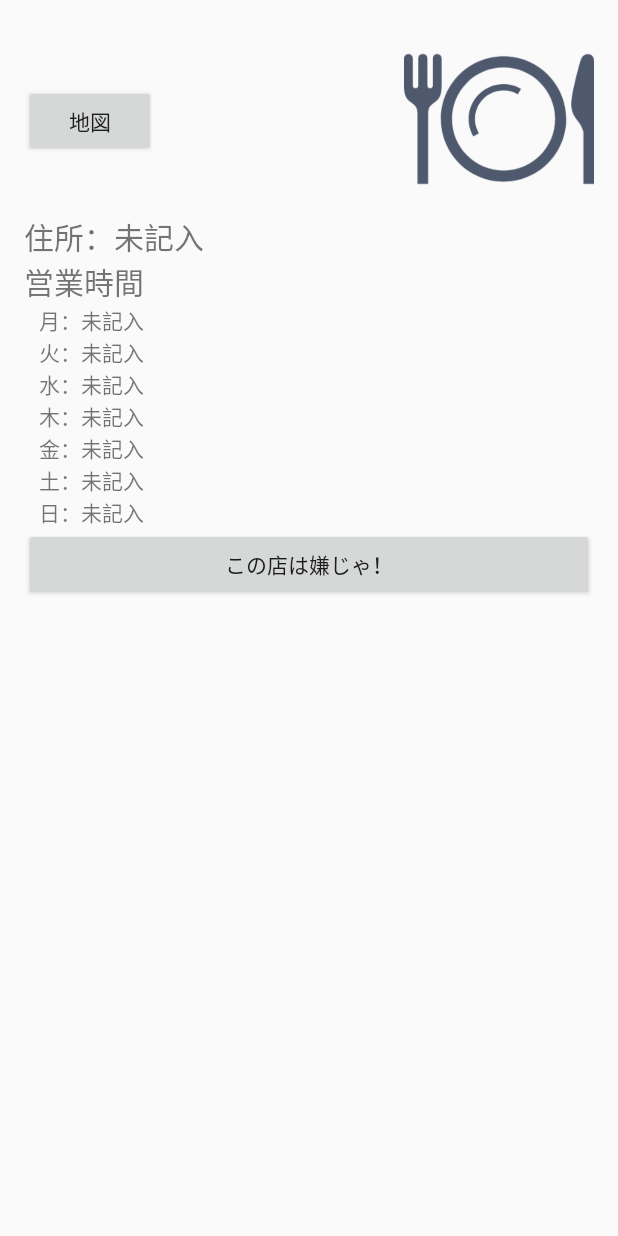
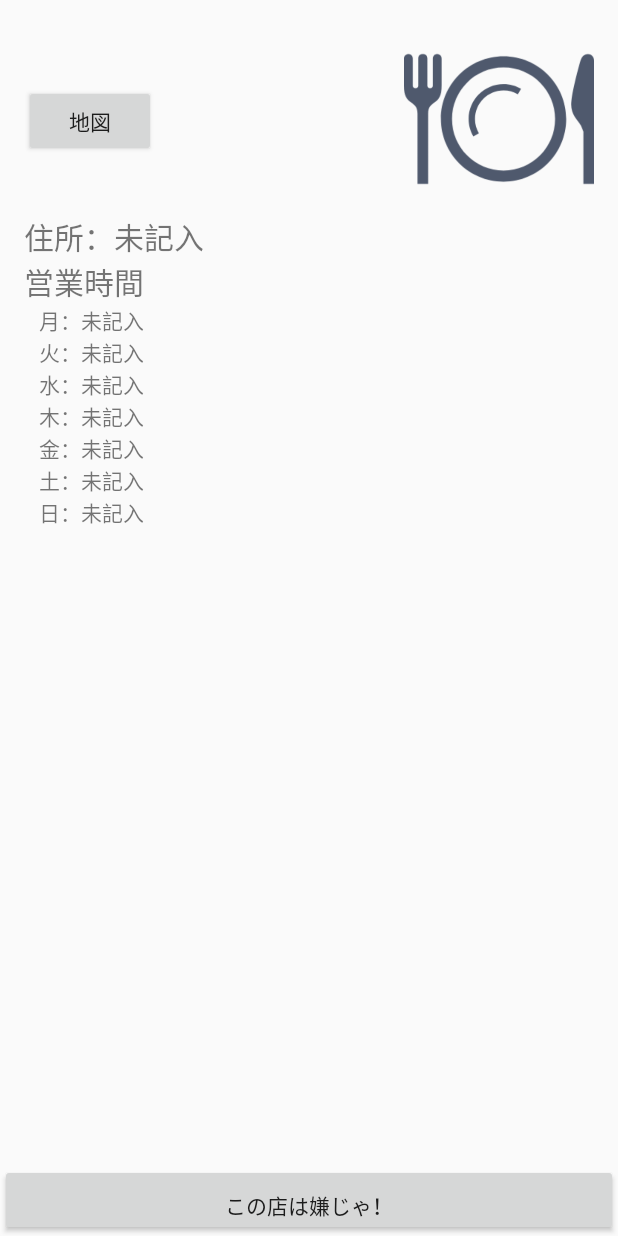
Before and after one commit to kirehashi1224/ITSPFuG202_client, an Android app: the layout fragment_detail_information.xml on its own in the app's theme, with its tools: preview values and no code run, on a phone screen of 412 x 824 dp. Run offline under Robolectric (Android 15) with nearby library versions, the phone set to English and light mode, and no system bars.

Commit message:
この店は嫌じゃボタンを画面下に配置

```diff
--- a/app/src/main/res/layout/fragment_detail_information.xml
+++ b/app/src/main/res/layout/fragment_detail_information.xml
@@ -1,11 +1,20 @@
 <?xml version="1.0" encoding="utf-8"?>
 
-<ScrollView android:layout_height="match_parent"
-    android:layout_width="match_parent"
-    xmlns:android="http://schemas.android.com/apk/res/android">
-    <LinearLayout xmlns:android="http://schemas.android.com/apk/res/android"
+<RelativeLayout
+    xmlns:android="http://schemas.android.com/apk/res/android"
     xmlns:app="http://schemas.android.com/apk/res-auto"
     xmlns:tools="http://schemas.android.com/tools"
+    android:layout_width="match_parent"
+    android:layout_height="match_parent"
+    android:orientation="vertical">
+
+    <ScrollView
+        android:id="@+id/scrollDetail"
+        android:layout_height="match_parent"
+        android:layout_width="match_parent"
+        android:layout_above="@id/redraw_button"
+        xmlns:android="http://schemas.android.com/apk/res/android">
+        <LinearLayout
             android:layout_width="match_parent"
             android:layout_height="match_parent"
             android:orientation="vertical"
@@ -209,11 +218,18 @@
                         </LinearLayout>
                     </LinearLayout>
                 </LinearLayout>
+
+            </LinearLayout>
+
+        </LinearLayout>
+    </ScrollView>
+
     <Button
         android:id="@+id/redraw_button"
         android:layout_width="match_parent"
         android:layout_height="wrap_content"
+        android:layout_alignParentBottom="true"
+        android:layout_gravity="center|bottom"
+        android:gravity="center|bottom"
         android:text="@string/redraw_button" />
-        </LinearLayout>
-    </LinearLayout>
-</ScrollView>
+</RelativeLayout>
--- a/app/src/main/res/values/strings.xml
+++ b/app/src/main/res/values/strings.xml
@@ -17,7 +17,7 @@
     <string name="detail_friday">金：</string>
     <string name="detail_saturday">土：</string>
     <string name="detail_sunday">日：</string>
-    <string name="random_button">押せ！</string>
+    <string name="random_button">押</string>
     <string name="redraw_button">この店は嫌じゃ！</string>
     <string name="map_button">地図</string>
 </resources>
```
Lines whose indentation alone changed are shown as unchanged.
